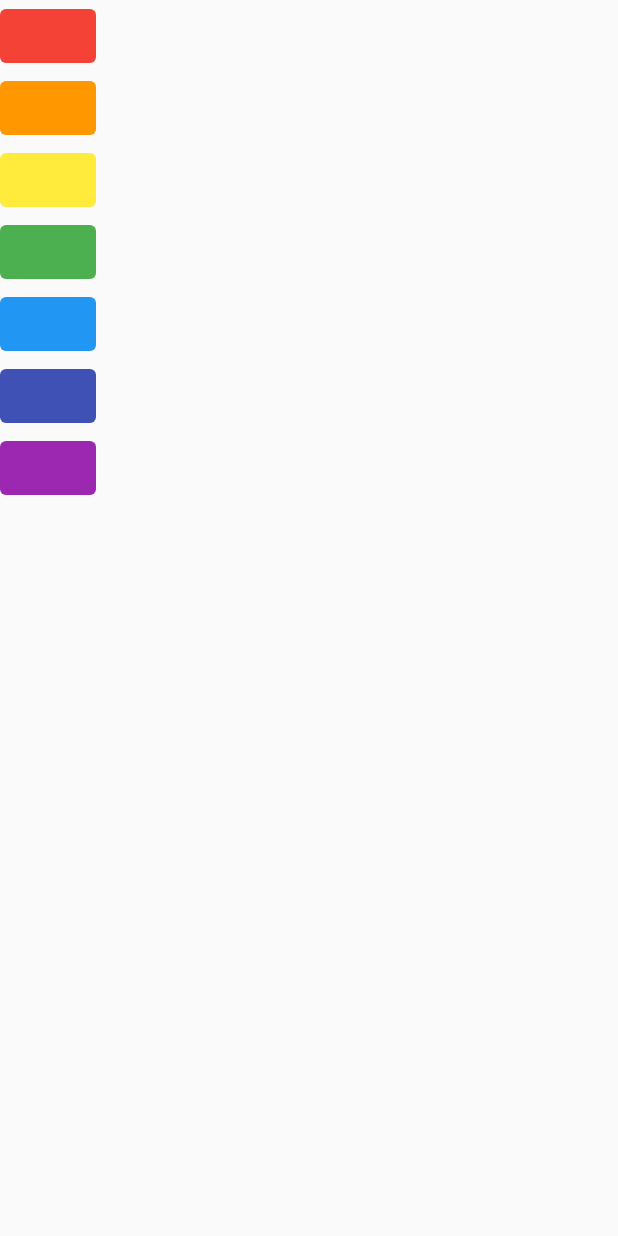
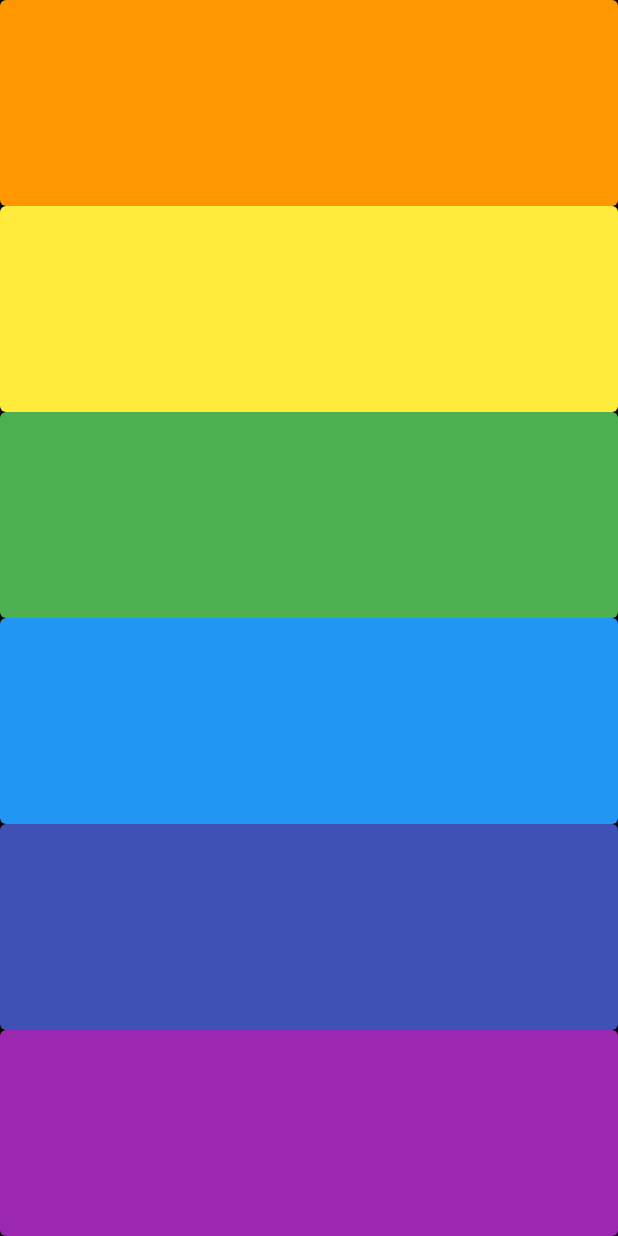
Before and after one commit to Shan-leo/xylophone_app_flutter, a Flutter app: the screen it shows after launch, on a phone screen of 412 x 824 dp. Run offline on Flutter 3.47's test engine with Material 2 defaults, Android fonts, the phone set to English and light mode, and no system bars; our stand-ins replace audioplayers.

Commit message:
Buttons modified

```diff
--- a/lib/main.dart
+++ b/lib/main.dart
@@ -8,20 +8,14 @@ void main() {
 class XylophoneApp extends StatelessWidget {
   const XylophoneApp({Key? key}) : super(key: key);
 
-  void playSound(int soundNumber){
+  void playSound(int soundNumber) {
     final player = AudioCache();
     player.play('assets_note$soundNumber.wav');
   }
 
-
-  @override
-  Widget build(BuildContext context) {
-    return MaterialApp(
-      home: Scaffold(
-        body: SafeArea(
-          child: Column(
-            children: [
-              TextButton(
+  void buildKey() {
+    Expanded(
+      child: TextButton(
         onPressed: () {
           playSound(1);
         },
@@ -30,7 +24,20 @@ class XylophoneApp extends StatelessWidget {
         ),
         child: Text(''),
       ),
-              TextButton(
+    );
+  }
+
+  @override
+  Widget build(BuildContext context) {
+    return MaterialApp(
+      home: Scaffold(
+        backgroundColor: Colors.black,
+        body: SafeArea(
+          child: Column(
+            crossAxisAlignment: CrossAxisAlignment.stretch,
+            children: [
+              Expanded(
+                child: TextButton(
                   onPressed: () {
                     playSound(2);
                   },
@@ -39,7 +46,9 @@ class XylophoneApp extends StatelessWidget {
                   ),
                   child: Text(''),
                 ),
-              TextButton(
+              ),
+              Expanded(
+                child: TextButton(
                   onPressed: () {
                     playSound(3);
                   },
@@ -48,7 +57,9 @@ class XylophoneApp extends StatelessWidget {
                   ),
                   child: Text(''),
                 ),
-              TextButton(
+              ),
+              Expanded(
+                child: TextButton(
                   onPressed: () {
                     playSound(4);
                   },
@@ -57,7 +68,9 @@ class XylophoneApp extends StatelessWidget {
                   ),
                   child: Text(''),
                 ),
-              TextButton(
+              ),
+              Expanded(
+                child: TextButton(
                   onPressed: () {
                     playSound(5);
                   },
@@ -66,7 +79,9 @@ class XylophoneApp extends StatelessWidget {
                   ),
                   child: Text(''),
                 ),
-              TextButton(
+              ),
+              Expanded(
+                child: TextButton(
                   onPressed: () {
                     playSound(6);
                   },
@@ -75,7 +90,9 @@ class XylophoneApp extends StatelessWidget {
                   ),
                   child: Text(''),
                 ),
-              TextButton(
+              ),
+              Expanded(
+                child: TextButton(
                   onPressed: () {
                     playSound(7);
                   },
@@ -84,7 +101,7 @@ class XylophoneApp extends StatelessWidget {
                   ),
                   child: Text(''),
                 ),
-
+              ),
             ],
           ),
         ),
```
Lines whose indentation alone changed are shown as unchanged.
